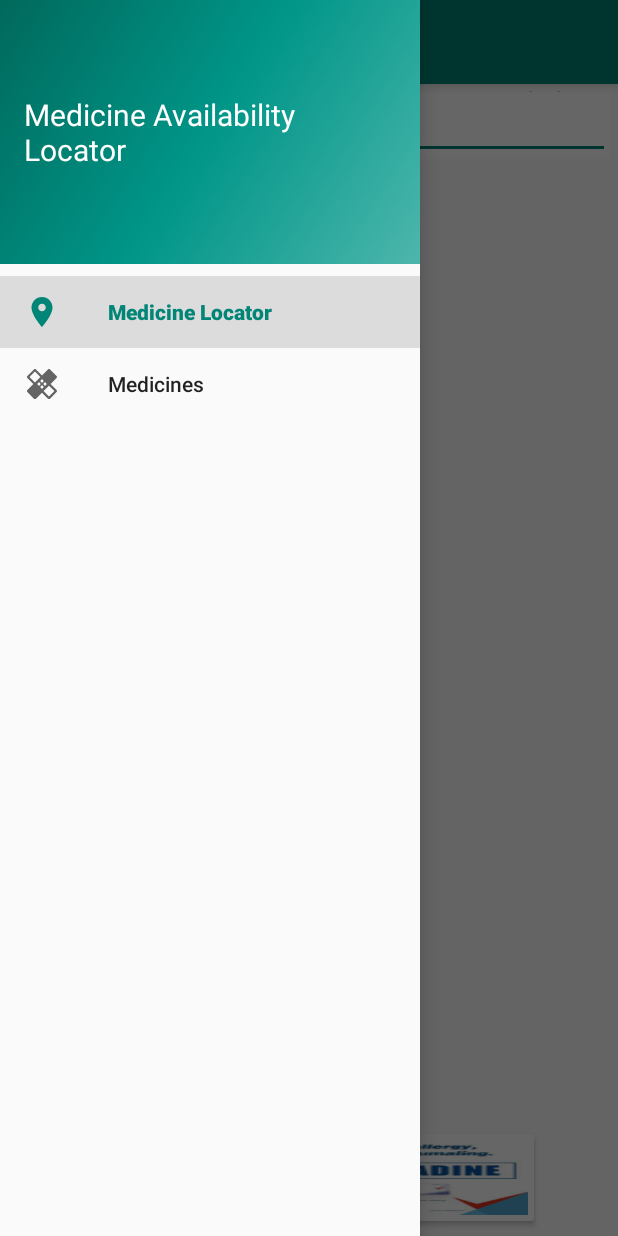
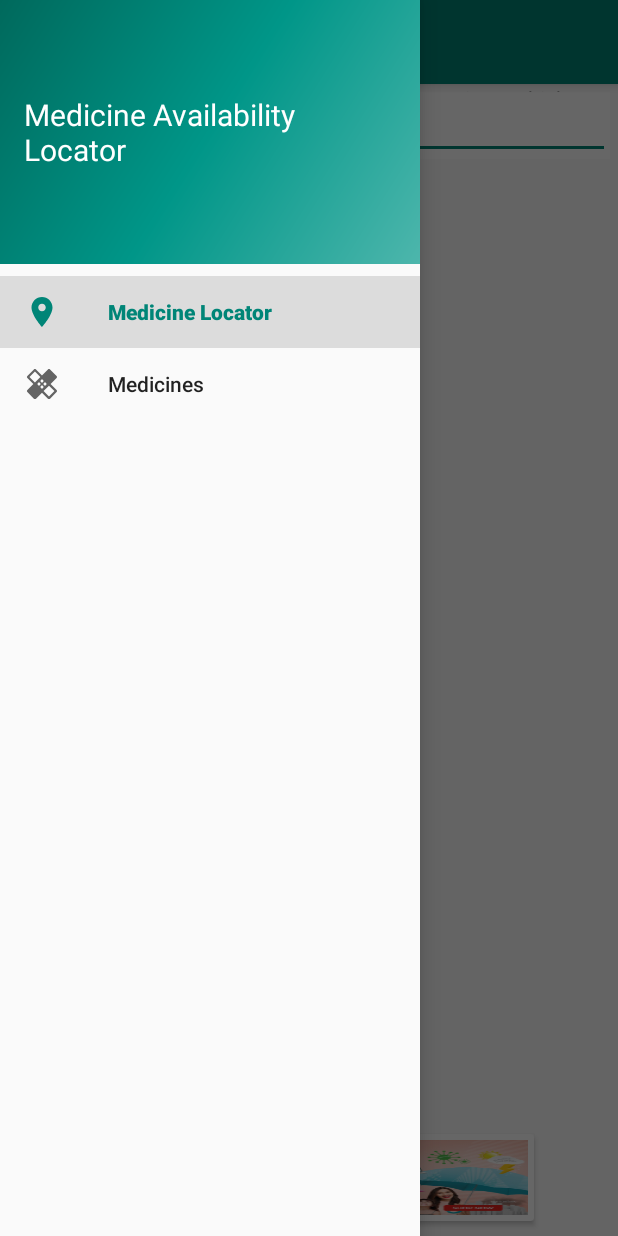
Before and after one commit to vincegerald/medicinelocator, an Android app: the screen it shows after launch (MainActivity), with the side drawer open, on a phone screen of 412 x 824 dp. Run offline under Robolectric (Android 15) with nearby library versions, the phone set to English and light mode, and no system bars; our stand-ins replace Volley, navigation-ui; network calls fail.

Commit message:
Sept 20 commit

```diff
--- a/app/src/main/java/com/example/myapplication/ui/home/HomeFragment.java
+++ b/app/src/main/java/com/example/myapplication/ui/home/HomeFragment.java
@@ -78,7 +78,7 @@ public class HomeFragment extends Fragment implements OnMapReadyCallback {
         imageAd = root.findViewById(R.id.imageAd);
         location = root.findViewById(R.id.location);
 
-        imageAd.setImageResource(R.mipmap.ads);
+        imageAd.setImageResource(R.mipmap.ads2);
         imageAd.setScaleType(ImageView.ScaleType.FIT_XY);
         map(savedInstanceState);
         loadData();
```
Also changed, not shown: app/src/main/res/mipmap-xxxhdpi/ads2.jpg (added).
